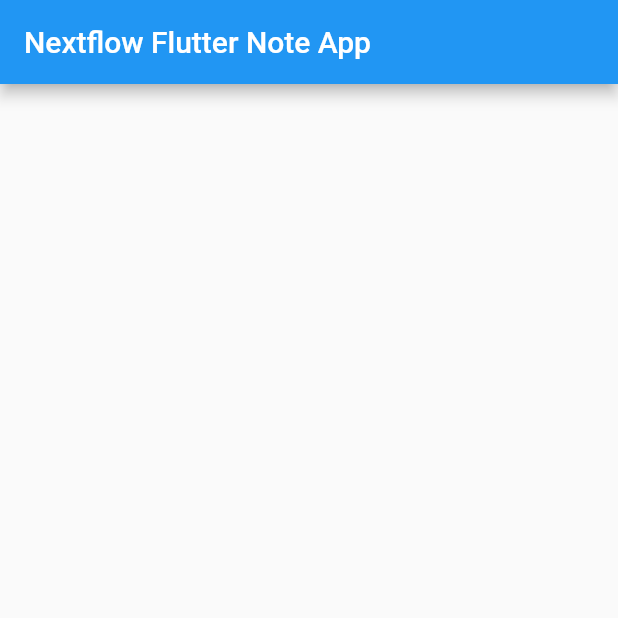
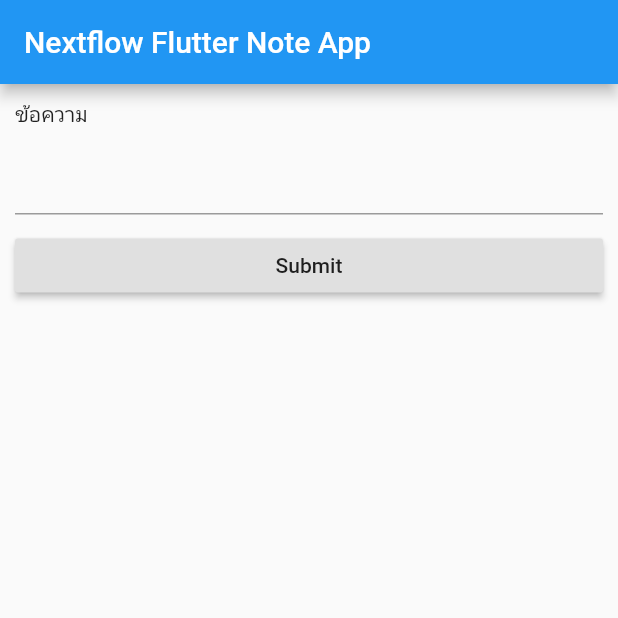
Before and after one commit to teerasej/nextflow_flutter_note_nav_with_form, a Flutter app: the screen it shows after launch, on a phone screen of 412 x 824 dp, the top half of it. Run offline on Flutter 3.47's test engine with Material 2 defaults, Android fonts, the phone set to English and light mode, and no system bars.

Commit message:
create form layout

```diff
--- a/lib/main.dart
+++ b/lib/main.dart
@@ -34,10 +34,28 @@ class _MyHomePageState extends State<MyHomePage> {
       appBar: AppBar(
         title: Text(widget.title),
       ),
-      body: Center(
+      body: Container(
+        padding: EdgeInsets.all(10),
         child: Column(
-          mainAxisAlignment: MainAxisAlignment.center,
-          children: <Widget>[],
+          mainAxisAlignment: MainAxisAlignment.start,
+          crossAxisAlignment: CrossAxisAlignment.start,
+          children: <Widget>[
+            Text('ข้อความ'),
+            SizedBox(
+              height: 10,
+            ),
+            TextFormField(),
+            SizedBox(
+              height: 10,
+            ),
+            SizedBox(
+              width: double.infinity,
+              child: RaisedButton(
+                onPressed: () {},
+                child: Text('Submit'),
+              ),
+            )
+          ],
         ),
       ),
     );
```
Also changed, not shown: 1 other file.
